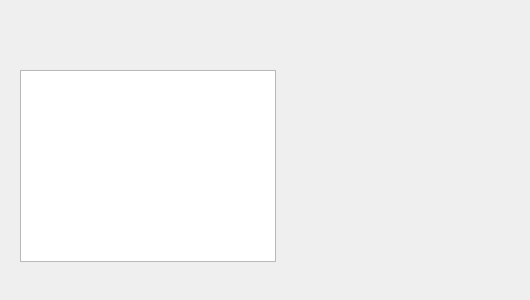
The window that statusdialog.ui (kassol/CjmTerminalUpdater) describes before a commit, drawn with Qt 5.
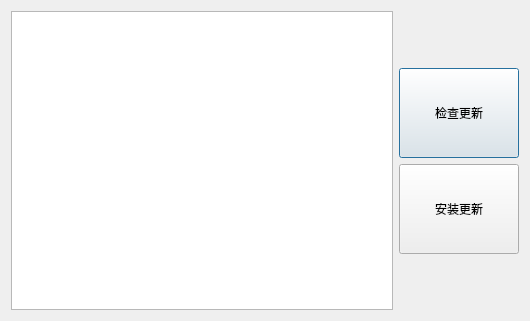
The same window after the commit.

Diff of the .ui file:
```diff
--- a/statusdialog.ui
+++ b/statusdialog.ui
@@ -7,22 +7,73 @@
     <x>0</x>
     <y>0</y>
     <width>530</width>
-    <height>300</height>
+    <height>321</height>
    </rect>
   </property>
   <property name="windowTitle">
    <string>Dialog</string>
   </property>
-  <widget class="QTableWidget" name="tableWidget">
-   <property name="geometry">
-    <rect>
-     <x>20</x>
-     <y>70</y>
-     <width>256</width>
-     <height>192</height>
-    </rect>
-   </property>
-  </widget>
+  <layout class="QHBoxLayout" name="horizontalLayout">
+   <item>
+    <widget class="QTableWidget" name="downloadList"/>
+   </item>
+   <item>
+    <layout class="QVBoxLayout" name="verticalLayout">
+     <item>
+      <spacer name="verticalSpacer_2">
+       <property name="orientation">
+        <enum>Qt::Vertical</enum>
+       </property>
+       <property name="sizeHint" stdset="0">
+        <size>
+         <width>20</width>
+         <height>40</height>
+        </size>
+       </property>
+      </spacer>
+     </item>
+     <item>
+      <widget class="QPushButton" name="checkButton">
+       <property name="minimumSize">
+        <size>
+         <width>120</width>
+         <height>90</height>
+        </size>
+       </property>
+       <property name="text">
+        <string>检查更新</string>
+       </property>
+      </widget>
+     </item>
+     <item>
+      <widget class="QPushButton" name="updateButton">
+       <property name="minimumSize">
+        <size>
+         <width>120</width>
+         <height>90</height>
+        </size>
+       </property>
+       <property name="text">
+        <string>安装更新</string>
+       </property>
+      </widget>
+     </item>
+     <item>
+      <spacer name="verticalSpacer">
+       <property name="orientation">
+        <enum>Qt::Vertical</enum>
+       </property>
+       <property name="sizeHint" stdset="0">
+        <size>
+         <width>20</width>
+         <height>40</height>
+        </size>
+       </property>
+      </spacer>
+     </item>
+    </layout>
+   </item>
+  </layout>
  </widget>
  <resources/>
  <connections/>
```
